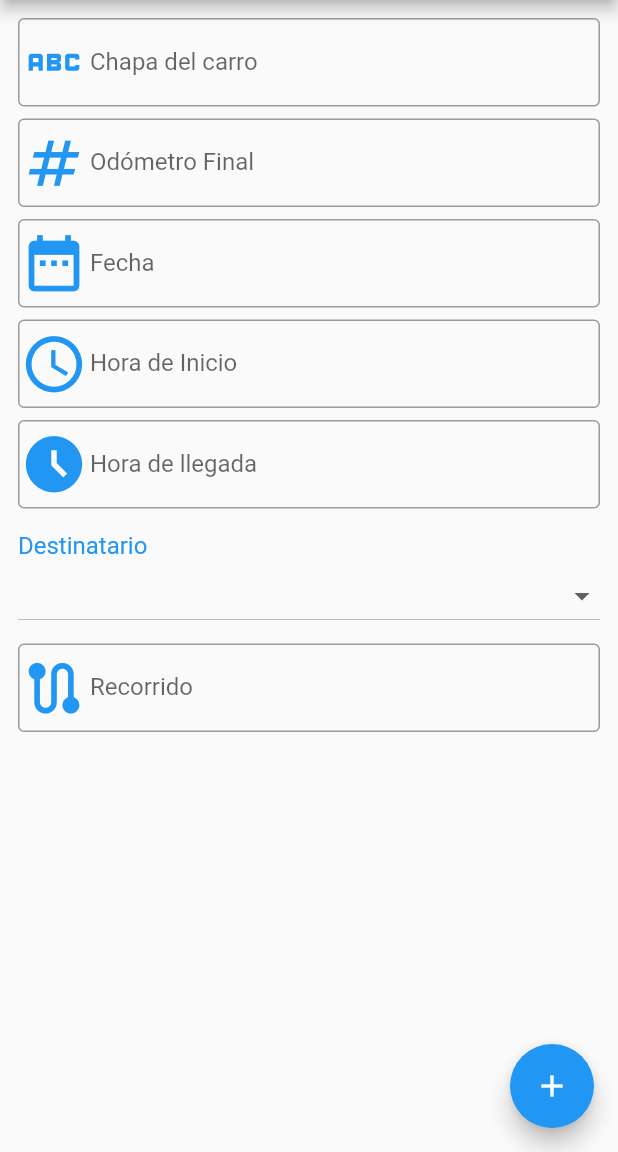
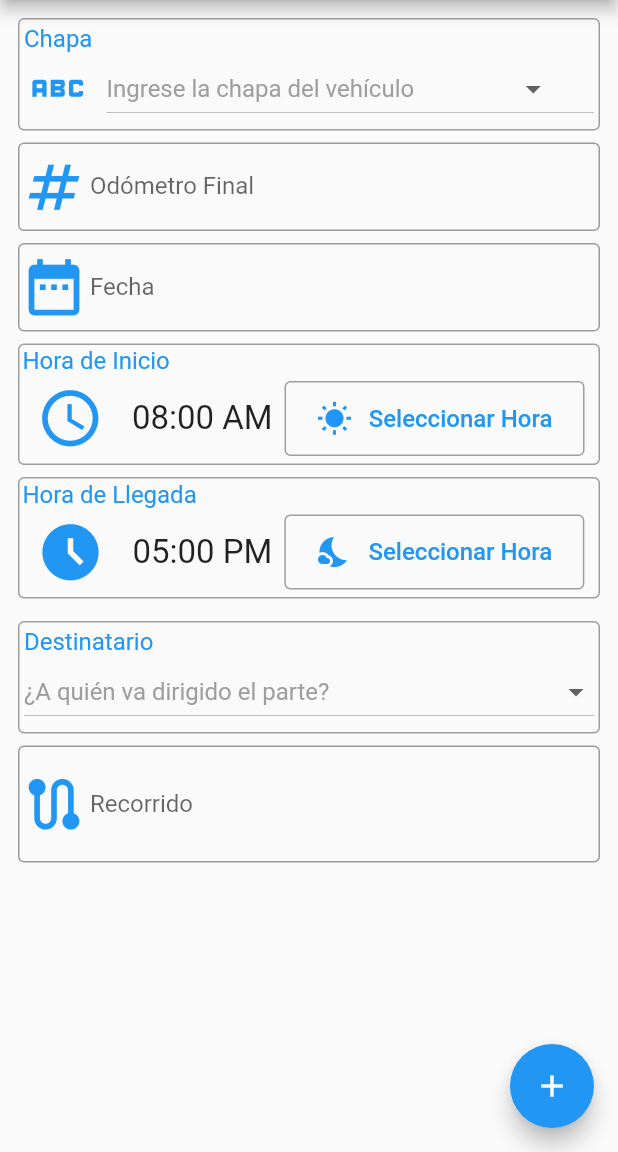
Before and after one commit to eptardio95/Reporte, a Flutter app: the screen it shows after launch, on a phone screen of 412 x 824 dp, the part 84-1236 px from its top. Run offline on Flutter 3.47's test engine with Material 2 defaults, Android fonts, the phone set to English and light mode, and no system bars; our stand-ins replace image_picker, shared_preferences, url_launcher_web; missing offline and left inert: image_picker_for_web.

Commit message:
Hora de Inicio y Hora de llegada. Dandole forma al front

```diff
--- a/lib/main.dart
+++ b/lib/main.dart
@@ -11,6 +11,7 @@ class MyApp extends StatelessWidget {
   @override
   Widget build(BuildContext context) {
     return MaterialApp(
+        debugShowCheckedModeBanner: false,
         title: 'Flutter Demo',
         theme: ThemeData(
           primarySwatch: Colors.blue,
--- a/lib/ui/pages/form_page.dart
+++ b/lib/ui/pages/form_page.dart
@@ -1,11 +1,14 @@
 import 'package:flutter/material.dart';
 import 'package:inicial/controllers/reporte_controller.dart';
 import 'package:inicial/models/reporte_modelo.dart';
-import 'package:inicial/ui/widgets/dropdown_button_widget.dart';
+import 'package:inicial/ui/widgets/chapa_dropdown_button_widget.dart';
+import 'package:inicial/ui/widgets/destinatario_dropdown_button_widget.dart';
+import 'package:inicial/ui/widgets/recorrido_textfield_widget.dart';
+
+import '../widgets/hora_inicio_widget.dart';
+import '../widgets/hora_llegada_widget.dart';
 
 class Formulario extends StatefulWidget {
-
-
   Formulario({Key? key}) : super(key: key);
 
   @override
@@ -22,12 +25,6 @@ class _FormularioState extends State<Formulario> {
 
   final reporteController = ReporteController();
 
-
-
-
-
-
-
   @override
   void initState() {
     super.initState();
@@ -41,39 +38,32 @@ class _FormularioState extends State<Formulario> {
 
   @override
   Widget build(BuildContext context) {
+    reporteController.reporte.horaInicio = "08:00 AM";
+    reporteController.reporte.horaLlegada = "05:00 PM";
+
     return SingleChildScrollView(
       child: Form(
         child: Padding(
           padding: const EdgeInsets.all(12.0),
           child: Column(children: <Widget>[
+
             ///Chapa del carro///
-            TextFormField(
-              decoration: InputDecoration(
-                  prefixIcon:
-                      const Icon(Icons.abc, color: Colors.blue, size: 45),
-                  // suffixIcon:,
-                  labelText: 'Chapa del carro',
-                  border: OutlineInputBorder(
-                      borderSide:
-                          BorderSide(color: Theme.of(context).primaryColor))),
-              onChanged: (value) {
-                reporteController.reporte.chapa = value;
+            ChapaDropdownButtonWidget(),
 
-              },
-              controller: _chapaController,
-            ),
             SizedBox(height: 8.0),
 
             ///Odometro///
             TextFormField(
               decoration: InputDecoration(
                   prefixIcon:
-                      const Icon(Icons.numbers, color: Colors.blue, size: 45),
+                  const Icon(Icons.numbers, color: Colors.blue, size: 45),
                   // suffixIcon: const Icon(Icons.abc),
                   labelText: "Odómetro Final",
                   border: OutlineInputBorder(
                       borderSide:
-                          BorderSide(color: Theme.of(context).primaryColor))),
+                      BorderSide(color: Theme
+                          .of(context)
+                          .primaryColor))),
               onChanged: (value) {
                 reporteController.reporte.odometro = value;
               },
@@ -90,9 +80,17 @@ class _FormularioState extends State<Formulario> {
                   labelText: 'Fecha',
                   border: OutlineInputBorder(
                       borderSide:
-                          BorderSide(color: Theme.of(context).primaryColor))),
+                      BorderSide(color: Theme
+                          .of(context)
+                          .primaryColor))),
               onChanged: (value) {
                 reporteController.reporte.fecha = value;
+                // final String now = DateTime.now().day.toString();
+                final DateTime now = DateTime.now();
+                final String fechaHoy = "${now.day}/${now.month}/${now.year}";
+                setState(() =>
+                reporteController.reporte.fecha = fechaHoy
+                );
               },
               controller: _fechaController,
             ),
@@ -100,60 +98,24 @@ class _FormularioState extends State<Formulario> {
             SizedBox(height: 8.0),
 
             ///Hora de Inicio///
-            TextFormField(
-              decoration: InputDecoration(
-                  prefixIcon: const Icon(Icons.access_time,
-                      color: Colors.blue, size: 45),
-                  // suffixIcon: const Icon(Icons.abc),
-                  labelText: 'Hora de Inicio',
-                  border: OutlineInputBorder(
-                      borderSide:
-                          BorderSide(color: Theme.of(context).primaryColor))),
-              onChanged: (value) {
-                reporteController.reporte.horaInicio = value;
-              },
-              controller: _horaInicioController,
-            ),
+
+            HoraInicioWidget(),
+
             SizedBox(height: 8.0),
 
             ///Hora de llegada///
-            TextFormField(
-              decoration: InputDecoration(
-                  prefixIcon: const Icon(Icons.access_time_filled,
-                      color: Colors.blue, size: 45),
-                  // suffixIcon: const Icon(Icons.abc),
-                  labelText: 'Hora de llegada',
-                  border: OutlineInputBorder(
-                      borderSide:
-                          BorderSide(color: Theme.of(context).primaryColor))),
-              onChanged: (value) {
-                reporteController.reporte.horaLlegada = value;
-              },
-              controller: _horaLlegadaController,
-            ),
+
+            HoraLlegadaWidget(),
+
             SizedBox(height: 15.0),
 
             ///Destinatario///
-            DropdownButtonWidget(),
+            DestinatarioDropdownButtonWidget(),
 
             SizedBox(height: 8.0),
 
             ///Recorrido///
-            TextFormField(
-              decoration: InputDecoration(
-                  prefixIcon:
-                      const Icon(Icons.route, color: Colors.blue, size: 45),
-                  // suffixIcon: const Icon(Icons.abc),
-                  labelText: 'Recorrido',
-                  border: OutlineInputBorder(
-                      borderSide:
-                          BorderSide(color: Theme.of(context).primaryColor))),
-              onChanged: (value) {
-                reporteController.reporte.recorrido = value;
-              },
-              controller: _recorridoController,
-            ),
-
+            RecorridoTextfieldWidget(),
           ]),
         ),
       ),
--- /dev/null
+++ b/lib/ui/widgets/chapa_dropdown_button_widget.dart
@@ -0,0 +1,75 @@
+import 'package:flutter/material.dart';
+import 'package:inicial/controllers/reporte_controller.dart';
+import 'package:inicial/models/reporte_modelo.dart';
+
+class ChapaDropdownButtonWidget extends StatefulWidget {
+  const ChapaDropdownButtonWidget({Key? key}) : super(key: key);
+
+  @override
+  State<ChapaDropdownButtonWidget> createState() =>
+      _ChapaDropdownButtonWidgetState();
+}
+
+class _ChapaDropdownButtonWidgetState extends State<ChapaDropdownButtonWidget> {
+  final reporteController = ReporteController();
+
+  static const chapaItems = <String>[
+    "B223108",
+    "B223105",
+    "B222133",
+    "B237834",
+  ];
+
+  final List<DropdownMenuItem<String>> _dropDownChapaItems = chapaItems
+      .map(
+        (String value) => DropdownMenuItem<String>(
+          value: value,
+          child: Text(value),
+        ),
+      )
+      .toList();
+
+  @override
+  Widget build(BuildContext context) {
+    return Container(
+      padding: EdgeInsets.all(3),
+      decoration: BoxDecoration(
+        border: Border.all(color: Colors.grey),
+        borderRadius: BorderRadius.circular(4)
+      ),
+      child: Column(
+          crossAxisAlignment: CrossAxisAlignment.start,
+          children: <Widget>[
+            Text("Chapa", style: TextStyle(color: Colors.blue, fontSize: 16.0)),
+            Row(
+              mainAxisAlignment: MainAxisAlignment.spaceAround,
+              children: [
+                const Icon(Icons.abc, color: Colors.blue, size: 45),
+                SizedBox(
+                  width: 10.0,
+                ),
+                Expanded(
+                  child: DropdownButton<String>(
+                    alignment: Alignment.centerLeft,
+                    hint: const Align(
+                      alignment: Alignment.centerRight,
+                      child: Text(
+                          "Ingrese la chapa del vehículo                 ",
+                          style: TextStyle(color: Colors.grey)),
+                    ),
+                    value: reporteController.reporte.chapa,
+                    onChanged: (String? value) {
+                      if (value != null) {
+                        setState(() => reporteController.reporte.chapa = value);
+                        print(value);
+                      }
+                    },
+                    items: _dropDownChapaItems,
+                  ),
+                ),
+              ],
+            ),
+          ]),
+    );
+  }
+}
--- /dev/null
+++ b/lib/ui/widgets/destinatario_dropdown_button_widget.dart
@@ -0,0 +1,62 @@
+import 'package:flutter/material.dart';
+import 'package:inicial/controllers/reporte_controller.dart';
+import 'package:inicial/models/reporte_modelo.dart';
+
+class DestinatarioDropdownButtonWidget extends StatefulWidget {
+  const DestinatarioDropdownButtonWidget({Key? key}) : super(key: key);
+
+  @override
+  State<DestinatarioDropdownButtonWidget> createState() =>
+      _DestinatarioDropdownButtonWidgetState();
+}
+
+class _DestinatarioDropdownButtonWidgetState
+    extends State<DestinatarioDropdownButtonWidget> {
+  final reporteController = ReporteController();
+
+  static const destinatarioItems = <String>[
+    "Eduardo",
+    "Marlon",
+    "Asmel",
+    "Yosbel"
+  ];
+
+  final List<DropdownMenuItem<String>> _dropDownDestinatarioItems =
+      destinatarioItems
+          .map(
+            (String value) => DropdownMenuItem<String>(
+              value: value,
+              child: Text(value),
+            ),
+          )
+          .toList();
+
+  @override
+  Widget build(BuildContext context) {
+    return Container(
+      padding: EdgeInsets.all(3),
+      decoration: BoxDecoration(
+          border: Border.all(color: Colors.grey),
+          borderRadius: BorderRadius.circular(4)),
+      child: Column(
+        crossAxisAlignment: CrossAxisAlignment.start,
+          children: <Widget>[
+        Text("Destinatario",
+            style: TextStyle(color: Colors.blue, fontSize: 16.0)),
+        DropdownButton<String>(
+          isExpanded: true,
+          hint: Text("¿A quién va dirigido el parte?",
+              style: TextStyle(color: Colors.grey)),
+          value: reporteController.reporte.destinatario,
+          onChanged: (String? value) {
+            if (value != null) {
+              setState(() => reporteController.reporte.destinatario = value);
+              print(value);
+            }
+          },
+          items: _dropDownDestinatarioItems,
+        ),
+      ]),
+    );
+  }
+}
--- a/lib/ui/widgets/dropdown_button_widget.dart
+++ /dev/null
@@ -1,54 +0,0 @@
-import 'package:flutter/material.dart';
-import 'package:inicial/controllers/reporte_controller.dart';
-import 'package:inicial/models/reporte_modelo.dart';
-
-class DropdownButtonWidget extends StatefulWidget {
-  const DropdownButtonWidget({Key? key}) : super(key: key);
-
-  @override
-  State<DropdownButtonWidget> createState() => _DropdownButtonWidgetState();
-}
-
-class _DropdownButtonWidgetState extends State<DropdownButtonWidget> {
-  final reporteController = ReporteController();
-
-  static const destinatarioItems = <String>[
-    "Eduardo",
-    "Marlon",
-    "Asmel",
-    "Yosbel"
-  ];
-
-  final List<DropdownMenuItem<String>> _dropDownDestinatarioItems =
-      destinatarioItems
-          .map(
-            (String value) => DropdownMenuItem<String>(
-              value: value,
-              child: Text(value),
-            ),
-          )
-          .toList();
-
-  @override
-  Widget build(BuildContext context) {
-    return Column(children: <Widget>[
-      Container(
-        // decoration: BoxDecoration(color: Colors.red),
-        alignment: Alignment.topLeft,
-        child: const Text("Destinatario",
-            style: TextStyle(color: Colors.blue, fontSize: 16.0)),
-      ),
-      DropdownButton<String>(
-        isExpanded: true,
-        value: reporteController.reporte.destinatario,
-        onChanged: (String? value) {
-          if (value != null) {
-            setState(() => reporteController.reporte.destinatario = value);
-            print(value);
-          }
-        },
-        items: _dropDownDestinatarioItems,
-      ),
-    ]);
-  }
-}
--- /dev/null
+++ b/lib/ui/widgets/hora_inicio_widget.dart
@@ -0,0 +1,110 @@
+import 'package:flutter/material.dart';
+import 'package:inicial/controllers/reporte_controller.dart';
+
+
+class HoraInicioWidget extends StatefulWidget {
+  const HoraInicioWidget({Key? key}) : super(key: key);
+
+  @override
+  State<HoraInicioWidget> createState() => _HoraInicioWidgetState();
+}
+
+class _HoraInicioWidgetState extends State<HoraInicioWidget> {
+
+  ReporteController reporteController = ReporteController();
+
+  @override
+  Widget build(BuildContext context) {
+    return Container(
+      padding: EdgeInsets.fromLTRB(2, 1, 0, 5),
+      decoration: BoxDecoration(
+          border: Border.all(color: Colors.grey),
+          borderRadius: BorderRadius.circular(4)),
+      child: Column(children: <Widget>[
+        Row(
+          children: [
+            Text(
+              "Hora de Inicio",
+              style: TextStyle(
+                color: Theme.of(context).primaryColor,
+                fontSize: 16.0,
+              ),
+              textAlign: TextAlign.start,
+            ),
+          ],
+        ),
+        SizedBox(height: 4.0),
+        Row(
+          mainAxisAlignment: MainAxisAlignment.spaceAround,
+          children: [
+            Icon(Icons.access_time, color: Colors.blue, size: 45),
+            // SizedBox(width: 10),
+            Row(
+              mainAxisAlignment: MainAxisAlignment.spaceBetween,
+              children: [
+                Container(
+                    decoration: BoxDecoration(
+                      // border: Border.all(color: Colors.black),
+                    ),
+                    child: Center(
+                        child: Text(
+                            reporteController.reporte.horaInicio
+                                .toString(),
+                            style: TextStyle(fontSize: 22)))),
+                SizedBox(
+                  width: 8.0,
+                ),
+                SizedBox(
+                  width: 200,
+                  height: 50,
+                  child: OutlinedButton(
+                    style: OutlinedButton.styleFrom(
+                        side: BorderSide(color: Colors.grey)),
+                    onPressed: () {
+                      // final DateTime now = DateTime.now();
+                      showTimePicker(
+                        context: context,
+                        initialTime: TimeOfDay(hour: 8, minute: 0),
+                      ).then((TimeOfDay? value) {
+                        if (value != null) {
+                          print(value.format(context).toString());
+                          setState(() {
+                            reporteController.reporte.horaInicio =
+                                value.format(context).toString();
+                          });
+                          ScaffoldMessenger.of(context).showSnackBar(
+                            SnackBar(
+                              backgroundColor: Colors.blue,
+                              content: Text(
+                                "Hora de Inicio agregada correctamente",
+                                style: TextStyle(fontSize: 14),
+                              ),
+                              action: SnackBarAction(
+                                  label: 'OK',
+                                  textColor: Colors.white,
+                                  onPressed: () {}),
+                            ),
+                          );
+                        }
+                      });
+                    },
+                    child: Row(
+                      mainAxisAlignment: MainAxisAlignment.spaceAround,
+                      children: [
+                        Icon(Icons.wb_sunny),
+                        Text(
+                          'Seleccionar Hora',
+                          style: TextStyle(fontSize: 16.0),
+                        ),
+                      ],
+                    ),
+                  ),
+                ),
+              ],
+            ),
+          ],
+        ),
+      ]),
+    );
+  }
+}
--- /dev/null
+++ b/lib/ui/widgets/hora_llegada_widget.dart
@@ -0,0 +1,111 @@
+import 'package:flutter/material.dart';
+import 'package:inicial/controllers/reporte_controller.dart';
+
+
+class HoraLlegadaWidget extends StatefulWidget {
+  const HoraLlegadaWidget({Key? key}) : super(key: key);
+
+  @override
+  State<HoraLlegadaWidget> createState() => _HoraLlegadaWidgetState();
+}
+
+class _HoraLlegadaWidgetState extends State<HoraLlegadaWidget> {
+  @override
+  Widget build(BuildContext context) {
+
+    ReporteController reporteController = ReporteController();
+
+    return Container(
+      padding: EdgeInsets.fromLTRB(2, 1, 0, 5),
+      decoration: BoxDecoration(
+          border: Border.all(color: Colors.grey),
+          borderRadius: BorderRadius.circular(4)),
+      child: Column(children: <Widget>[
+        Row(
+          children: [
+            Text(
+              "Hora de Llegada",
+              style: TextStyle(
+                color: Theme.of(context).primaryColor,
+                fontSize: 16.0,
+              ),
+              textAlign: TextAlign.start,
+            ),
+          ],
+        ),
+        SizedBox(height: 4.0),
+        Row(
+          mainAxisAlignment: MainAxisAlignment.spaceAround,
+          children: [
+            Icon(Icons.access_time_filled,
+                color: Colors.blue, size: 45),
+            // SizedBox(width: 10),
+            Row(
+              mainAxisAlignment: MainAxisAlignment.spaceBetween,
+              children: [
+                Container(
+                    decoration: BoxDecoration(
+                      // border: Border.all(color: Colors.black),
+                    ),
+                    child: Center(
+                        child: Text(
+                            reporteController.reporte.horaLlegada
+                                .toString(),
+                            style: TextStyle(fontSize: 22)))),
+                SizedBox(
+                  width: 8.0,
+                ),
+                SizedBox(
+                  width: 200,
+                  height: 50,
+                  child: OutlinedButton(
+                    style: OutlinedButton.styleFrom(
+                        side: BorderSide(color: Colors.grey)),
+                    onPressed: () {
+                      // final DateTime now = DateTime.now();
+                      showTimePicker(
+                        context: context,
+                        initialTime: TimeOfDay(hour: 17, minute: 0),
+                      ).then((TimeOfDay? value) {
+                        if (value != null) {
+                          print(value.format(context).toString());
+                          setState(() {
+                            reporteController.reporte.horaLlegada =
+                                value.format(context).toString();
+                          });
+                          ScaffoldMessenger.of(context).showSnackBar(
+                            SnackBar(
+                              backgroundColor: Colors.blue,
+                              content: Text(
+                                "Hora de Llegada agregada correctamente",
+                                style: TextStyle(fontSize: 14),
+                              ),
+                              action: SnackBarAction(
+                                  label: 'OK',
+                                  textColor: Colors.white,
+                                  onPressed: () {}),
+                            ),
+                          );
+                        }
+                      });
+                    },
+                    child: Row(
+                      mainAxisAlignment: MainAxisAlignment.spaceAround,
+                      children: const [
+                        Icon(Icons.nights_stay),
+                        Text(
+                          'Seleccionar Hora',
+                          style: TextStyle(fontSize: 16.0),
+                        ),
+                      ],
+                    ),
+                  ),
+                ),
+              ],
+            ),
+          ],
+        ),
+      ]),
+    );
+  }
+}
--- /dev/null
+++ b/lib/ui/widgets/recorrido_textfield_widget.dart
@@ -0,0 +1,47 @@
+import 'package:flutter/material.dart';
+import 'package:inicial/controllers/reporte_controller.dart';
+
+
+class RecorridoTextfieldWidget extends StatefulWidget {
+  const RecorridoTextfieldWidget({Key? key}) : super(key: key);
+
+  @override
+  State<RecorridoTextfieldWidget> createState() =>
+      _RecorridoTextfieldWidgetState();
+}
+
+class _RecorridoTextfieldWidgetState
+    extends State<RecorridoTextfieldWidget> {
+
+  late final TextEditingController _recorridoController;
+  final reporteController = ReporteController();
+
+     @override
+     void initState() {
+       super.initState();
+
+       _recorridoController = TextEditingController(text: "");
+     }
+
+  @override
+  Widget build(BuildContext context) {
+    return TextField(
+      maxLines: 2,
+      decoration: InputDecoration(
+          prefixIcon:
+          const Icon(Icons.route, color: Colors.blue, size: 45),
+          // suffixIcon: const Icon(Icons.abc),
+          labelText: 'Recorrido',
+          border: OutlineInputBorder(
+              borderSide:
+              BorderSide(color: Theme
+                  .of(context)
+                  .primaryColor))),
+      onChanged: (value) {
+        reporteController.reporte.recorrido = value;
+      },
+      controller: _recorridoController,
+    );
+
+  }
+}
```
